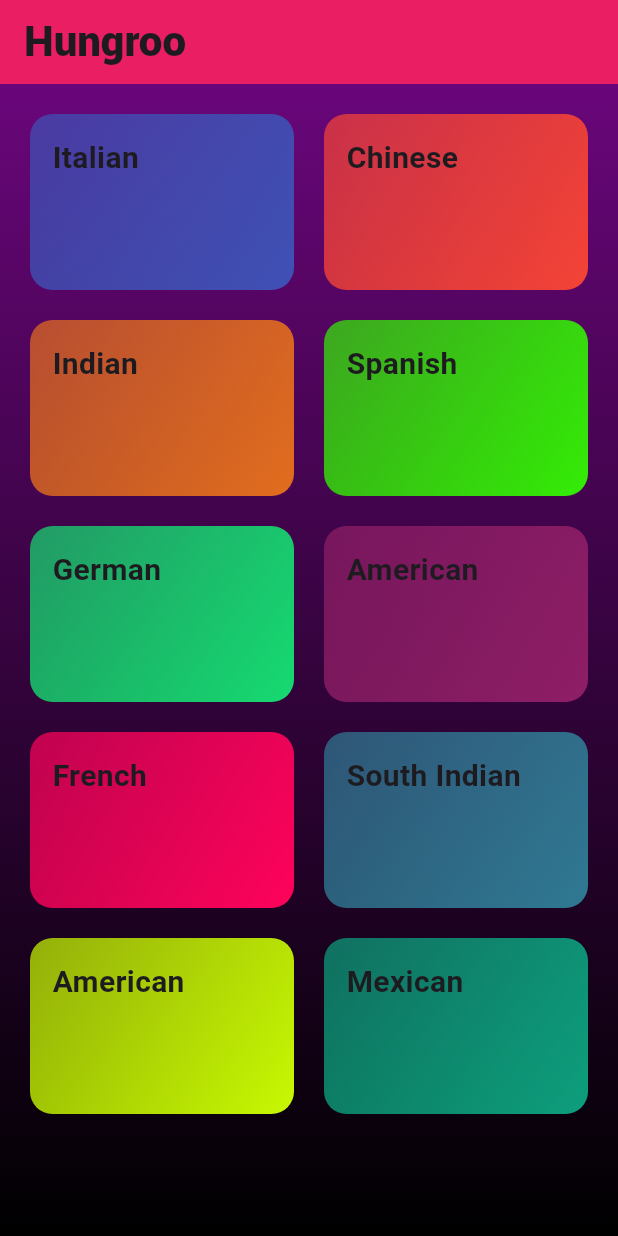
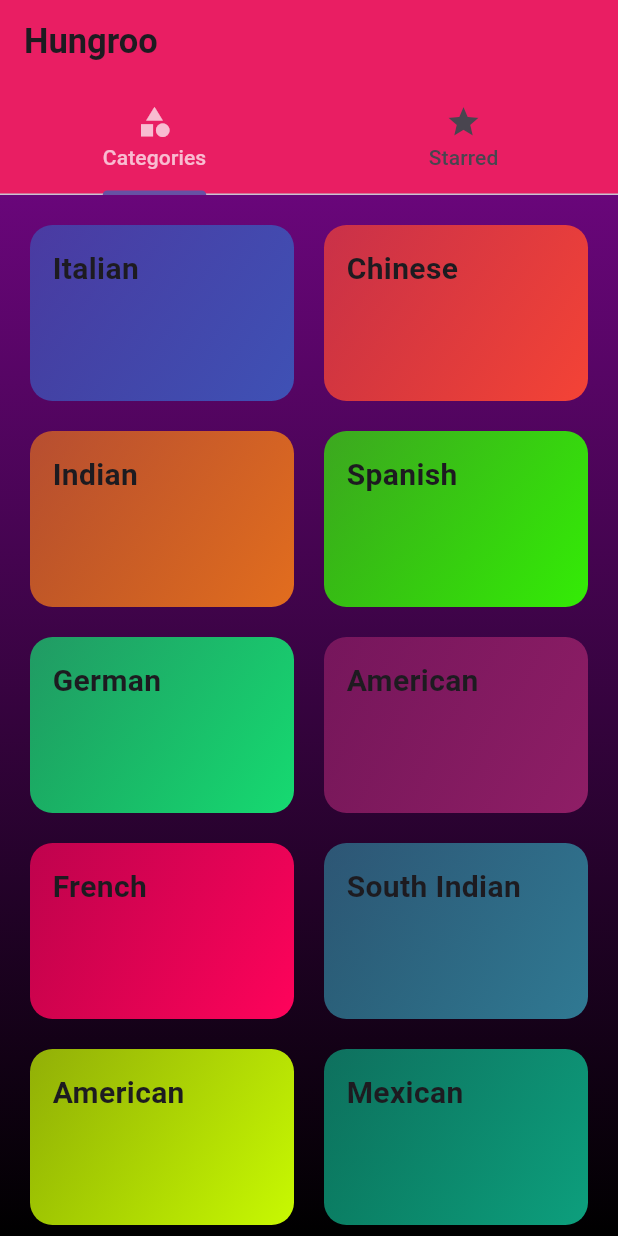
Before and after one commit to Pratyush-who/Hungroo-The-Food-App, a Flutter app: the screen it shows after launch, on a phone screen of 412 x 824 dp. Run offline on Flutter 3.47's test engine with Material 3 defaults, Android fonts, the phone set to English and light mode, and no system bars; our stand-ins replace google_fonts.

Commit message:
Made tab bar and made internalpages for recepie and steps and all it was a great day to learn dart

```diff
--- a/lib/main.dart
+++ b/lib/main.dart
@@ -1,6 +1,7 @@
 import 'package:flutter/material.dart';
 import 'package:hungroo/screens/category_meals_screen.dart';
 import 'package:hungroo/screens/meal_detail_screen.dart';
+import 'package:hungroo/screens/tabs_screen.dart';
 import 'screens/categories_screen.dart';
 
 void main() {
@@ -16,23 +17,32 @@ class MainApp extends StatelessWidget {
       debugShowCheckedModeBanner: false,
       title: "Hungroo",
       theme: ThemeData(
+        primaryColor: Colors.greenAccent,
         primarySwatch: Colors.blueGrey,
         appBarTheme: AppBarTheme(
           backgroundColor: Colors.pink,
         ),
         canvasColor: const Color.fromRGBO(255, 254, 229, 1),
-        fontFamily: 'RobotoBlackItalic',
+        fontFamily: 'RobotoLight',
         textTheme: ThemeData.light().textTheme.copyWith(
               bodyLarge: const TextStyle(
-                color: Color.fromRGBO(20, 51, 51, 1),
+                color: Color.fromRGBO(0, 0, 0, 1),
+                fontSize: 24,
               ),
             ),
       ),
-      home: const CategoriesScreen(),
       routes: {
+        '/':(ctx)=>TabsScreen(),
         CategoryMealsScreen.routeName: (ctx) => CategoryMealsScreen(),
         MealDetailScreen.routeName: (ctx) => MealDetailScreen(),
       },
+      // onGenerateRoute: (settings) {
+      //   print(settings.name.arguments);
+      //   return MaterialPageRoute(builder: (ctx) => CategoriesScreen());
+      // },
+      // jb kuch accha kroge tb kaam aega abhi ke liye nhi h isse jb koi aisi jgh navigate kro jo listed ni h us ke liye h
+      // onUnknownRoute: ,
+      // tb aaega jb kuch na ho na initail routes na koiroute na hi generate wla tb last option h ye before failing ki freeze ho jae
     );
   }
 }
--- a/lib/screens/categories_screen.dart
+++ b/lib/screens/categories_screen.dart
@@ -7,19 +7,7 @@ class CategoriesScreen extends StatelessWidget {
   const CategoriesScreen({super.key});
   @override
   Widget build(BuildContext context) {
-    return Scaffold(
-      appBar: AppBar(
-        title: const Text(
-          'Hungroo',
-          style: TextStyle(
-            fontSize: 28,
-            fontWeight: FontWeight.w400,
-            fontFamily: 'RobotoBlack',
-          ),
-        ),
-        backgroundColor: Colors.pink,
-      ),
-      body: Container(
+    return Container(
         decoration: const BoxDecoration(
             gradient: LinearGradient(
           colors: [Colors.black, Color.fromARGB(255, 105, 6, 122)],
@@ -39,7 +27,6 @@ class CategoriesScreen extends StatelessWidget {
                   CategoryItem(catData.title, catData.color, catData.id))
               .toList(),
         ),
-      ),
     );
   }
 }
--- /dev/null
+++ b/lib/screens/tabs_screen.dart
@@ -0,0 +1,53 @@
+import 'package:flutter/material.dart';
+import 'package:hungroo/screens/categories_screen.dart';
+import 'package:hungroo/screens/favourites_screen.dart';
+import 'package:google_fonts/google_fonts.dart';
+
+class TabsScreen extends StatefulWidget {
+  const TabsScreen({super.key});
+
+  @override
+  State<TabsScreen> createState() => _TabsScreenState();
+}
+
+class _TabsScreenState extends State<TabsScreen> {
+  @override
+  Widget build(BuildContext context) {
+    return DefaultTabController(
+      length: 2,
+      child: Scaffold(
+        appBar: AppBar(
+          title: Text('Hungroo',
+style: TextStyle(fontSize: 23,fontWeight: FontWeight.w600),
+
+              // style: GoogleFonts.poppins(
+              //   textStyle: TextStyle(
+              //     fontWeight: FontWeight.w500,
+              //     fontSize: 20,
+              //   ),
+              // )
+               ),
+          bottom: TabBar(
+            labelColor: Colors.white70,
+            tabs: [
+              Tab(
+                icon: Icon(Icons.category),
+                text: 'Categories',
+              ),
+              Tab(
+                icon: Icon(Icons.star),
+                text: 'Starred',
+              )
+            ],
+          ),
+        ),
+        body: TabBarView(
+          children: [
+            CategoriesScreen(),
+            FavouritesScreen(),
+          ],
+        ),
+      ),
+    );
+  }
+}
--- a/pubspec.yaml
+++ b/pubspec.yaml
@@ -9,6 +9,7 @@ environment:
 dependencies:
   flutter:
     sdk: flutter
+  google_fonts: ^5.0.0
 
 dev_dependencies:
   flutter_test:
```
Also changed, not shown: lib/screens/favourites_screen.dart (added, +12 -0 lines), lib/screens/meal_detail_screen.dart (+92 -3 lines), pubspec.lock.
